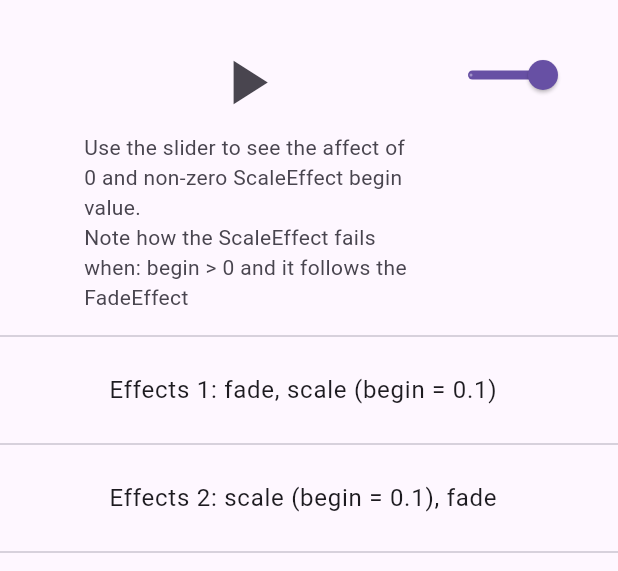
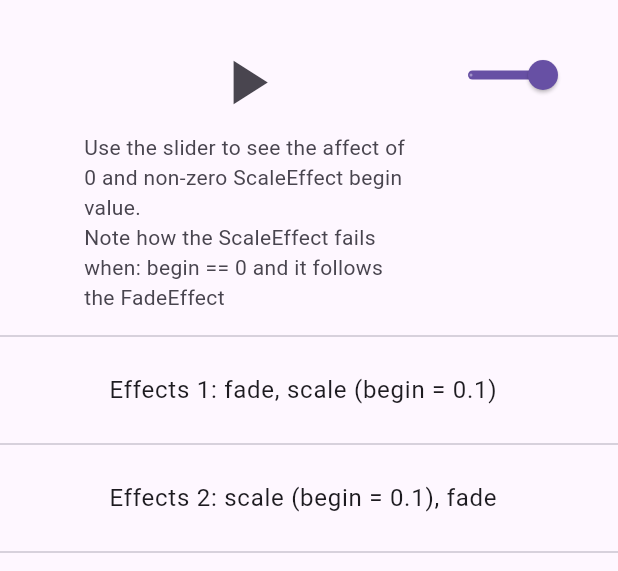
Before and after one commit to eggzotic/animate_demo, a Flutter app: the screen it shows after launch, on a phone screen of 412 x 824 dp, the part 63-634 px from its top. Run offline on Flutter 3.47's test engine with Material 2 defaults, Android fonts, the phone set to English and light mode, and no system bars; drawn by our look-alikes of flutter_animate.

Commit message:
Fix typo in explanation-text!

```diff
--- a/lib/home_page.dart
+++ b/lib/home_page.dart
@@ -28,7 +28,7 @@ class HomePage extends StatelessWidget {
           leading: const SizedBox(),
           isThreeLine: true,
           subtitle: const Text(
-              'Use the slider to see the affect of 0 and non-zero ScaleEffect begin value.\nNote how the ScaleEffect fails when: begin > 0 and it follows the FadeEffect'),
+              'Use the slider to see the affect of 0 and non-zero ScaleEffect begin value.\nNote how the ScaleEffect fails when: begin == 0 and it follows the FadeEffect'),
           title: IconButton(
             iconSize: 50,
             onPressed: appState.isAnimating ? null : () => appState.begin(),
```
